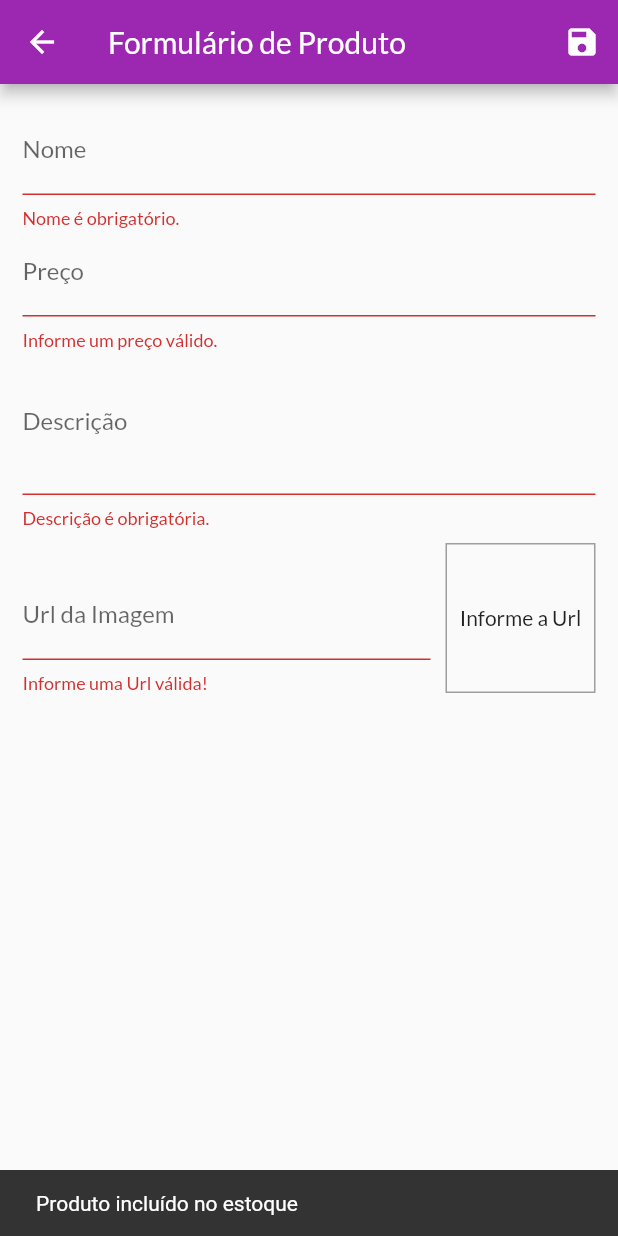
After one commit to BrunoPivoto/shop-flutter, a Flutter app: the ProductFormScreen screen opened by its route, after a tap on the "save" icon, on a phone screen of 412 x 824 dp. The commit adds this screen. Run offline on Flutter 3.47's test engine with Material 2 defaults, Android fonts, the phone set to English and light mode, and no system bars; network calls fail.

Commit message:
add form screen and CRUD, fix empty cart bug

```diff
--- a/lib/components/product_grid_item.dart
+++ b/lib/components/product_grid_item.dart
@@ -35,7 +35,7 @@ class ProductGridItem extends StatelessWidget {
               ScaffoldMessenger.of(context).hideCurrentSnackBar();
               ScaffoldMessenger.of(context).showSnackBar(SnackBar(
                 content: const Text('Produto incluído no carrinho'),
-                duration: const Duration(seconds: 2),
+                duration: const Duration(seconds: 1),
                 action: SnackBarAction(
                     label: 'Desfazer',
                     onPressed: () {
--- a/lib/main.dart
+++ b/lib/main.dart
@@ -6,6 +6,7 @@ import 'package:shop/models/product_list.dart';
 import 'package:shop/screens/cart_screen.dart';
 import 'package:shop/screens/orders_screen.dart';
 import 'package:shop/screens/product_detail_screen.dart';
+import 'package:shop/screens/product_form_screen.dart';
 import 'package:shop/screens/products_screen.dart';
 import 'package:shop/screens/products_overview_screen.dart';
 import 'package:shop/utils/app_route.dart';
@@ -42,6 +43,7 @@ class MyApp extends StatelessWidget {
           AppRoutes.CART: (ctx) => const CartScreen(),
           AppRoutes.ORDERS: (ctx) => const OrdersScreen(),
           AppRoutes.PRODUCTS: (ctx) => const ProductsScreen(),
+          AppRoutes.PRODUCT_FORM: (ctx) => const ProductFormScreen(),
         },
       ),
     );
--- /dev/null
+++ b/lib/screens/product_form_screen.dart
@@ -0,0 +1,224 @@
+// ignore_for_file: no_leading_underscores_for_local_identifiers
+
+import 'package:flutter/material.dart';
+import 'package:provider/provider.dart';
+import 'package:shop/models/product.dart';
+import 'package:shop/models/product_list.dart';
+
+class ProductFormScreen extends StatefulWidget {
+  const ProductFormScreen({Key? key}) : super(key: key);
+
+  @override
+  State<ProductFormScreen> createState() => _ProductFormScreenState();
+}
+
+class _ProductFormScreenState extends State<ProductFormScreen> {
+  final _imageUrlFocus = FocusNode();
+  final _imageUrlController = TextEditingController();
+
+  final _formKey = GlobalKey<FormState>();
+  final _formData = <String, Object>{};
+
+  @override
+  void initState() {
+    super.initState();
+    _imageUrlFocus.addListener(updateImage);
+  }
+
+  @override
+  void didChangeDependencies() {
+    super.didChangeDependencies();
+    if (_formData.isEmpty) {
+      final arg = ModalRoute.of(context)?.settings.arguments;
+      if (arg != null) {
+        final product = arg as Product;
+        _formData['id'] = product.id;
+        _formData['name'] = product.name;
+        _formData['price'] = product.price;
+        _formData['description'] = product.description;
+        _formData['imageUrl'] = product.imageUrl;
+
+        _imageUrlController.text = product.imageUrl;
+      }
+    }
+  }
+
+  @override
+  void dispose() {
+    super.dispose();
+
+    _imageUrlFocus.removeListener(updateImage);
+    _imageUrlFocus.dispose();
+  }
+
+  void updateImage() {
+    if (isValidImageUrl(_imageUrlController.text)) {
+      setState(() {});
+    }
+  }
+
+  bool isValidImageUrl(String url) {
+    bool isValidUrl = Uri.tryParse(url)?.hasAbsolutePath ?? false;
+    bool endsWithFile = url.toLowerCase().endsWith('.png') ||
+        url.toLowerCase().endsWith('.jpg') ||
+        url.toLowerCase().endsWith('.jpeg');
+    return isValidUrl && endsWithFile;
+  }
+
+  void _submitForm() {
+    final isValid = _formKey.currentState?.validate() ?? false;
+
+    if (!isValid) {
+      return;
+    }
+
+    _formKey.currentState?.save();
+    Provider.of<ProductList>(context, listen: false).saveProduct(_formData);
+    Navigator.of(context).pop();
+  }
+
+  @override
+  Widget build(BuildContext context) {
+    return Scaffold(
+      appBar: AppBar(
+        title: const Text('Formulário de Produto'),
+        actions: [
+          IconButton(
+            onPressed: () {
+              ScaffoldMessenger.of(context).hideCurrentSnackBar();
+              ScaffoldMessenger.of(context).showSnackBar(const SnackBar(
+                content: Text('Produto incluído no estoque'),
+                duration: Duration(seconds: 2),
+              ));
+              _submitForm();
+            },
+            icon: const Icon(Icons.save),
+          )
+        ],
+      ),
+      body: Padding(
+        padding: const EdgeInsets.all(15),
+        child: Form(
+          key: _formKey,
+          child: ListView(
+            children: [
+              TextFormField(
+                initialValue: _formData['name']?.toString(),
+                decoration: const InputDecoration(labelText: 'Nome'),
+                textInputAction: TextInputAction.next,
+                onSaved: (name) => _formData['name'] = name ?? '',
+                validator: (_name) {
+                  final name = _name ?? '';
+
+                  if (name.trim().isEmpty) {
+                    return 'Nome é obrigatório.';
+                  }
+
+                  if (name.trim().length < 3) {
+                    return 'Nome precisa no mínimo de 3 letras.';
+                  }
+
+                  return null;
+                },
+              ),
+              TextFormField(
+                initialValue: _formData['price']?.toString(),
+                decoration: const InputDecoration(labelText: 'Preço'),
+                textInputAction: TextInputAction.next,
+                keyboardType: const TextInputType.numberWithOptions(
+                  decimal: true,
+                  signed: true,
+                ),
+                onSaved: (price) =>
+                    _formData['price'] = double.parse(price ?? '0'),
+                validator: (_price) {
+                  final priceString = _price ?? '';
+                  final price = double.tryParse(priceString) ?? -1;
+
+                  if (price <= 0) {
+                    return 'Informe um preço válido.';
+                  }
+
+                  return null;
+                },
+              ),
+              TextFormField(
+                initialValue: _formData['description']?.toString(),
+                decoration: const InputDecoration(labelText: 'Descrição'),
+                keyboardType: TextInputType.multiline,
+                maxLines: 3,
+                onSaved: (description) =>
+                    _formData['description'] = description ?? '',
+                validator: (_description) {
+                  final description = _description ?? '';
+
+                  if (description.trim().isEmpty) {
+                    return 'Descrição é obrigatória.';
+                  }
+
+                  if (description.trim().length < 10) {
+                    return 'Descrição precisa no mínimo de 10 letras.';
+                  }
+
+                  return null;
+                },
+              ),
+              Row(
+                crossAxisAlignment: CrossAxisAlignment.end,
+                children: [
+                  Expanded(
+                    child: TextFormField(
+                      decoration:
+                          const InputDecoration(labelText: 'Url da Imagem'),
+                      keyboardType: TextInputType.url,
+                      textInputAction: TextInputAction.done,
+                      focusNode: _imageUrlFocus,
+                      controller: _imageUrlController,
+                      onFieldSubmitted: (_) => _submitForm(),
+                      onSaved: (imageUrl) =>
+                          _formData['imageUrl'] = imageUrl ?? '',
+                      validator: (_imageUrl) {
+                        final imageUrl = _imageUrl ?? '';
+
+                        if (!isValidImageUrl(imageUrl)) {
+                          return 'Informe uma Url válida!';
+                        }
+
+                        return null;
+                      },
+                    ),
+                  ),
+                  Container(
+                    height: 100,
+                    width: 100,
+                    margin: const EdgeInsets.only(
+                      top: 10,
+                      left: 10,
+                    ),
+                    decoration: BoxDecoration(
+                      border: Border.all(
+                        color: Colors.grey,
+                        width: 1,
+                      ),
+                    ),
+                    alignment: Alignment.center,
+                    child: _imageUrlController.text.isEmpty
+                        ? const Text('Informe a Url')
+                        : FittedBox(
+                            fit: BoxFit.cover,
+                            child: Image.network(
+                              _imageUrlController.text,
+                              width: 100,
+                              height: 100,
+                            ),
+                          ),
+                  ),
+                ],
+              ),
+            ],
+          ),
+        ),
+      ),
+    );
+  }
+}
--- a/lib/utils/app_route.dart
+++ b/lib/utils/app_route.dart
@@ -6,4 +6,5 @@ class AppRoutes {
   static const CART = '/cart';
   static const ORDERS = '/orders';
   static const PRODUCTS = '/products';
+  static const PRODUCT_FORM = '/product-form';
 }
```
Also changed, not shown: lib/components/product_item.dart (+37 -5 lines), lib/models/product_list.dart (+34 -0 lines), lib/screens/cart_screen.dart (+21 -7 lines), lib/screens/products_screen.dart (+9 -1 lines).
